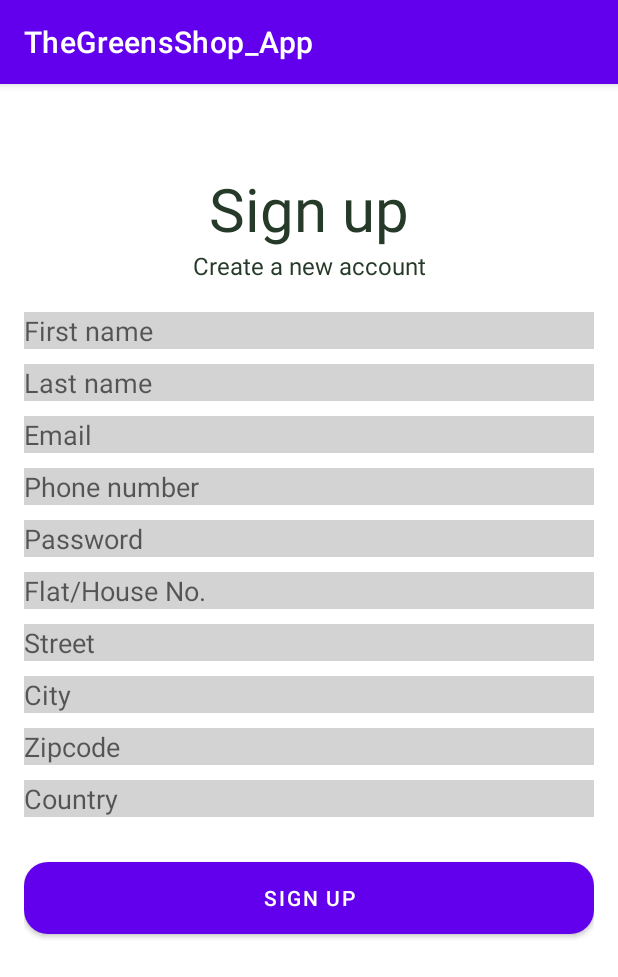
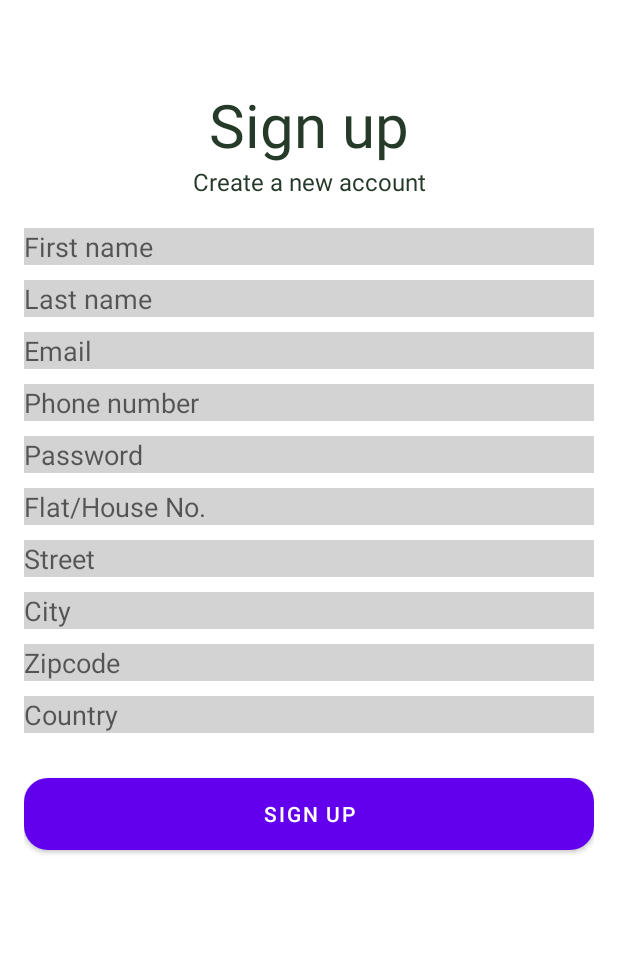
Before and after one commit to joelmarodrigues/TheGreensShop_App, an Android app: the screen it shows after launch (SignupActivity), after a tap on "SIGN UP", on a phone screen of 412 x 824 dp. Shown: the top 977 px of the screen. Run offline under Robolectric (Android 15) with nearby library versions, the phone set to English and light mode, and no system bars; our stand-ins replace Firebase (no records; nobody signed in at launch, a user with empty details on screens opened directly); 1 other tap on this screen came first.

Commit message:
Hiddin bar

```diff
--- a/app/src/main/java/com/example/thegreensshop_app/LoginActivity.kt
+++ b/app/src/main/java/com/example/thegreensshop_app/LoginActivity.kt
@@ -18,6 +18,7 @@ class LoginActivity : AppCompatActivity() {
     override fun onCreate(savedInstanceState: Bundle?) {
         super.onCreate(savedInstanceState)
         setContentView(R.layout.activity_login)
+        supportActionBar?.hide()
 
         mAuth = FirebaseAuth.getInstance()
 
--- a/app/src/main/java/com/example/thegreensshop_app/MainActivity.kt
+++ b/app/src/main/java/com/example/thegreensshop_app/MainActivity.kt
@@ -7,5 +7,7 @@ class MainActivity : AppCompatActivity() {
     override fun onCreate(savedInstanceState: Bundle?) {
         super.onCreate(savedInstanceState)
         setContentView(R.layout.activity_main)
+
+        supportActionBar?.hide()
     }
 }
--- a/app/src/main/java/com/example/thegreensshop_app/SignupActivity.kt
+++ b/app/src/main/java/com/example/thegreensshop_app/SignupActivity.kt
@@ -24,7 +24,7 @@ class SignupActivity : AppCompatActivity() {
         super.onCreate(savedInstanceState)
         setContentView(R.layout.activity_signup)
 
-
+        supportActionBar?.hide()
         auth = FirebaseAuth.getInstance()
 
         val flatHouseNoEditText: EditText = findViewById(R.id.flat_houseNo_edittext)
--- a/app/src/main/res/values/style.xml
+++ b/app/src/main/res/values/style.xml
@@ -4,6 +4,6 @@
         <!-- Customize your theme here. -->
         <!-- Remove the action bar -->
         <item name="windowActionBar">false</item>
-        <item name="windowNoTitle">true</item>
+        <item name="windowNoTitle">false</item>
     </style>
 </resources>
```
